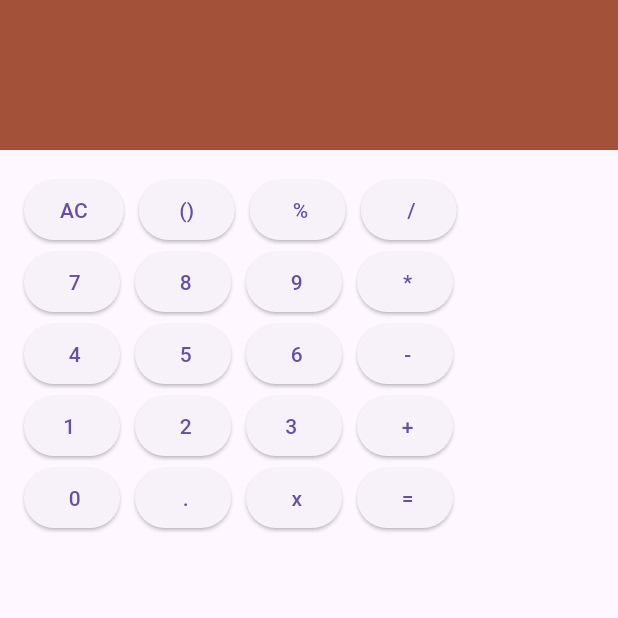
After one commit to KALU56/friday_code_night, a Flutter app: the s_CalculaterUi screen opened directly, on a phone screen of 412 x 824 dp, the top half of it. The commit adds this screen. Run offline on Flutter 3.47's test engine with Material 3 defaults, Android fonts, the phone set to English and light mode, and no system bars.

Commit message:
feat:add button all calculater ui

```diff
--- /dev/null
+++ b/s_calculater/lib/main.dart
@@ -0,0 +1,113 @@
+import 'package:flutter/material.dart';
+
+void main() {
+  runApp(const s_Calculater());
+}
+class s_Calculater extends StatelessWidget {
+  const s_Calculater({super.key});
+
+  @override
+  Widget build(BuildContext context) {
+    return const MaterialApp(
+      title: 'Calculator',
+      home: s_CalculaterUi(),
+    );
+  }
+}
+class s_CalculaterUi extends StatelessWidget {
+  const s_CalculaterUi({super.key});
+
+  @override
+  Widget build(BuildContext context) {
+    return Scaffold(
+
+
+      appBar: PreferredSize(preferredSize: Size.fromHeight(100),
+      child: AppBar(
+
+        backgroundColor: const Color.fromARGB(255, 163, 81, 56),
+      )),
+
+
+      body: Padding(
+        padding: const EdgeInsets.all(16.0),
+        child: Column(
+          children: [
+            Row(
+              children: [
+                ElevatedButton(onPressed: (){}, child: Text("AC")),
+                SizedBox(width: 10),
+                ElevatedButton(onPressed: (){}, child: Text("()")),
+                SizedBox(width: 10),
+                ElevatedButton(onPressed: (){}, child: Text(" %")),
+                SizedBox(width: 10),
+                ElevatedButton(onPressed: (){}, child: Text(" /")),
+                SizedBox(width: 10),
+
+              ],
+            ),/////number1 row
+
+
+              Row(
+              children: [
+                ElevatedButton(onPressed: (){}, child: Text(" 7")),
+                SizedBox(width: 10),
+                ElevatedButton(onPressed: (){}, child: Text(" 8")),
+                SizedBox(width: 10),
+                ElevatedButton(onPressed: (){}, child: Text(" 9")),
+                SizedBox(width: 10),
+                ElevatedButton(onPressed: (){}, child: Text(" *")),
+                SizedBox(width: 10),
+
+              ],
+            ),/////number2 row
+
+
+              Row(
+              children: [
+                ElevatedButton(onPressed: (){}, child: Text(" 4")),
+                SizedBox(width: 10),
+                ElevatedButton(onPressed: (){}, child: Text(" 5")),
+                SizedBox(width: 10),
+                ElevatedButton(onPressed: (){}, child: Text(" 6")),
+                SizedBox(width: 10),
+                ElevatedButton(onPressed: (){}, child: Text(" -")),
+                SizedBox(width: 10),
+
+              ],
+            ),///////number3 row
+
+              Row(
+              children: [
+                ElevatedButton(onPressed: (){}, child: Text("1 ")),
+                SizedBox(width: 10),
+                ElevatedButton(onPressed: (){}, child: Text(" 2")),
+                SizedBox(width: 10),
+                ElevatedButton(onPressed: (){}, child: Text("3 ")),
+                SizedBox(width: 10),
+                ElevatedButton(onPressed: (){}, child: Text(" +")),
+                SizedBox(width: 10),
+
+              ],
+            ),///////number4 row
+              Row(
+              children: [
+                ElevatedButton(onPressed: (){}, child: Text(" 0")),
+                SizedBox(width: 10),
+                ElevatedButton(onPressed: (){}, child: Text(" .")),
+                SizedBox(width: 10),
+                ElevatedButton(onPressed: (){}, child: Text(" x")),
+                SizedBox(width: 10),
+                ElevatedButton(onPressed: (){}, child: Text(" =")),
+                SizedBox(width: 10),
+
+              ],
+            ),///////number5 row
+          ],
+
+        ),
+
+      ),
+    );
+  }
+}
```
Also changed, not shown: calculater/lib/main.dart (+33 -3 lines), s_calculater/analysis_options.yaml (added, +28 -0 lines), s_calculater/pubspec.yaml (added, +89 -0 lines), s_calculater/pubspec.lock (added), 125 other files.
